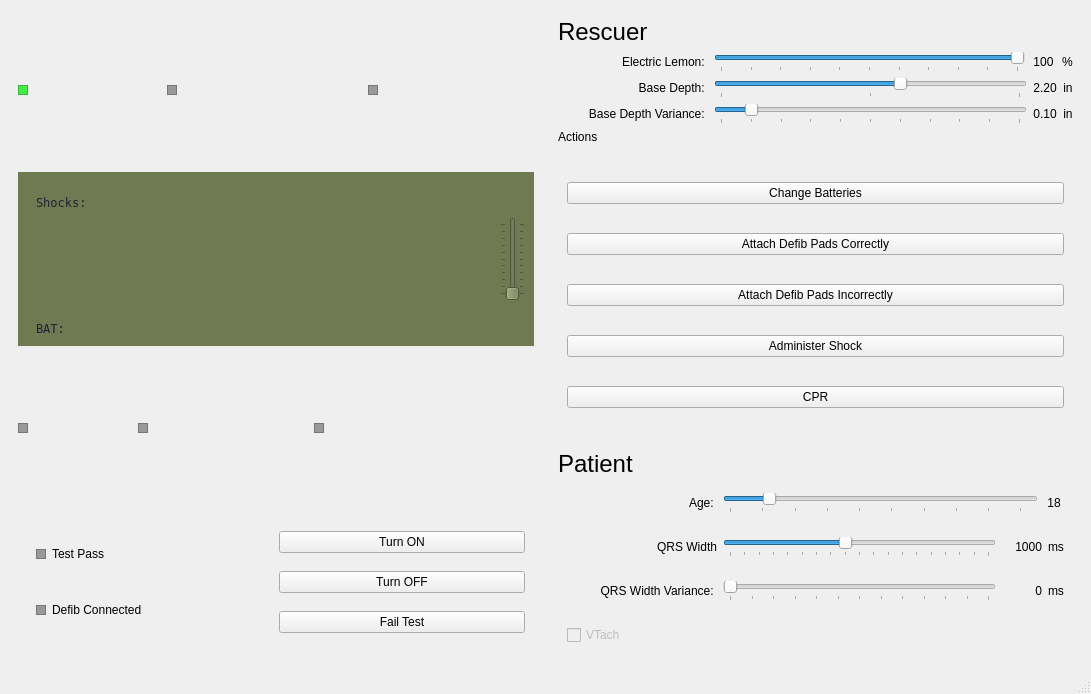
HamzaAlsarakbi/AEDSimulator, file aed/mainwindow.ui: the form before one commit.
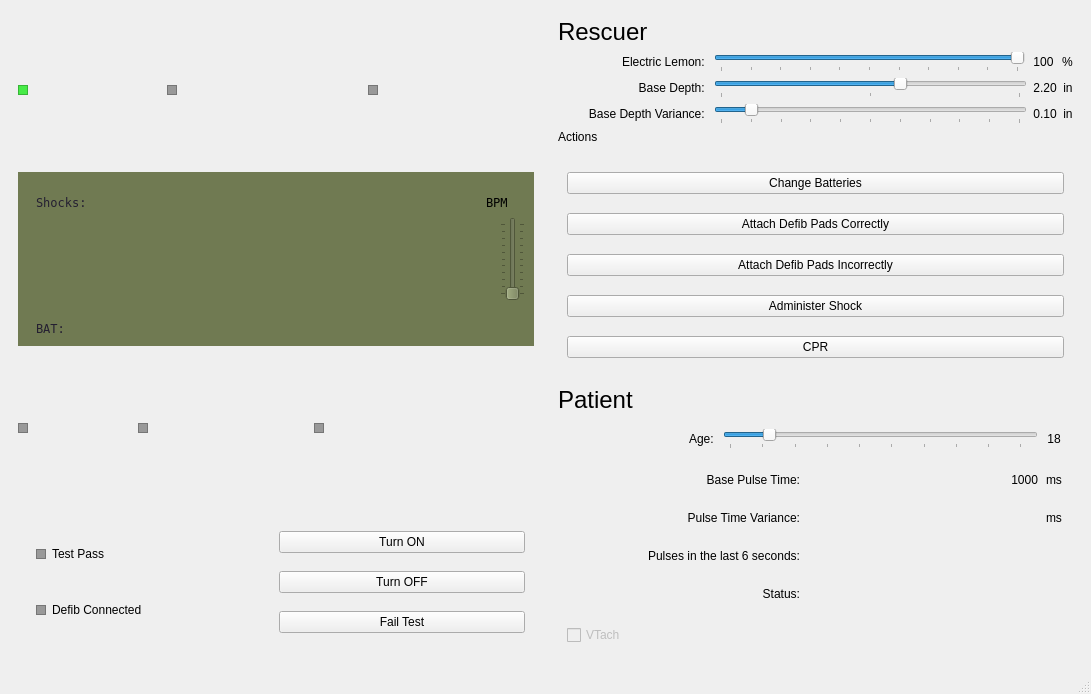
The form after the commit. Icons and pictures are not drawn.

Commit message: fixed pulse timing bugs and connected heart attack support

What changed in the file:
```diff
--- a/aed/mainwindow.ui
+++ b/aed/mainwindow.ui
@@ -285,7 +285,7 @@
               </widget>
              </item>
              <item>
-              <widget class="QLabel" name="shocksCount_2">
+              <widget class="QLabel" name="heartRateLabel">
                <property name="sizePolicy">
                 <sizepolicy hsizetype="Expanding" vsizetype="Preferred">
                  <horstretch>0</horstretch>
@@ -311,6 +311,39 @@
                </property>
               </widget>
              </item>
+             <item>
+              <widget class="QLabel" name="shocksCount_2">
+               <property name="sizePolicy">
+                <sizepolicy hsizetype="Expanding" vsizetype="Preferred">
+                 <horstretch>0</horstretch>
+                 <verstretch>0</verstretch>
+                </sizepolicy>
+               </property>
+               <property name="minimumSize">
+                <size>
+                 <width>0</width>
+                 <height>20</height>
+                </size>
+               </property>
+               <property name="maximumSize">
+                <size>
+                 <width>30</width>
+                 <height>16777215</height>
+                </size>
+               </property>
+               <property name="font">
+                <font>
+                 <family>DejaVu Sans Mono</family>
+                </font>
+               </property>
+               <property name="text">
+                <string>BPM</string>
+               </property>
+               <property name="alignment">
+                <set>Qt::AlignLeading|Qt::AlignLeft|Qt::AlignTop</set>
+               </property>
+              </widget>
+             </item>
             </layout>
            </widget>
           </item>
@@ -1229,35 +1262,13 @@
                </size>
               </property>
               <property name="text">
-               <string>QRS Width</string>
+               <string>Base Pulse Time:</string>
               </property>
               <property name="alignment">
                <set>Qt::AlignRight|Qt::AlignTrailing|Qt::AlignVCenter</set>
               </property>
              </widget>
             </item>
-            <item>
-             <widget class="QSlider" name="qrsWidthSlider">
-              <property name="minimum">
-               <number>200</number>
-              </property>
-              <property name="maximum">
-               <number>2000</number>
-              </property>
-              <property name="value">
-               <number>1000</number>
-              </property>
-              <property name="orientation">
-               <enum>Qt::Horizontal</enum>
-              </property>
-              <property name="tickPosition">
-               <enum>QSlider::TicksBelow</enum>
-              </property>
-              <property name="tickInterval">
-               <number>100</number>
-              </property>
-             </widget>
-            </item>
             <item>
              <widget class="QLabel" name="qrsWidthLabel">
               <property name="minimumSize">
@@ -1290,7 +1301,7 @@
               </property>
               <property name="maximumSize">
                <size>
-                <width>16777215</width>
+                <width>20</width>
                 <height>16777215</height>
                </size>
               </property>
@@ -1317,32 +1328,13 @@
                </size>
               </property>
               <property name="text">
-               <string>QRS Width Variance: </string>
+               <string>Pulse Time Variance:</string>
               </property>
               <property name="alignment">
                <set>Qt::AlignRight|Qt::AlignTrailing|Qt::AlignVCenter</set>
               </property>
              </widget>
             </item>
-            <item>
-             <widget class="QSlider" name="qrsWidthVarianceSlider">
-              <property name="maximum">
-               <number>120</number>
-              </property>
-              <property name="singleStep">
-               <number>10</number>
-              </property>
-              <property name="orientation">
-               <enum>Qt::Horizontal</enum>
-              </property>
-              <property name="tickPosition">
-               <enum>QSlider::TicksBelow</enum>
-              </property>
-              <property name="tickInterval">
-               <number>10</number>
-              </property>
-             </widget>
-            </item>
             <item>
              <widget class="QLabel" name="qrsWidthVarianceLabel">
               <property name="minimumSize">
@@ -1358,7 +1350,7 @@
                </size>
               </property>
               <property name="text">
-               <string>0</string>
+               <string/>
               </property>
               <property name="alignment">
                <set>Qt::AlignRight|Qt::AlignTrailing|Qt::AlignVCenter</set>
@@ -1375,7 +1367,7 @@
               </property>
               <property name="maximumSize">
                <size>
-                <width>16777215</width>
+                <width>20</width>
                 <height>16777215</height>
                </size>
               </property>
@@ -1390,6 +1382,138 @@
            </layout>
           </widget>
          </item>
+         <item>
+          <widget class="QWidget" name="qrsWidthVarianceWidget_2" native="true">
+           <layout class="QHBoxLayout" name="horizontalLayout_25">
+            <item>
+             <widget class="QLabel" name="label_23">
+              <property name="minimumSize">
+               <size>
+                <width>150</width>
+                <height>0</height>
+               </size>
+              </property>
+              <property name="text">
+               <string>Pulses in the last 6 seconds:</string>
+              </property>
+              <property name="alignment">
+               <set>Qt::AlignRight|Qt::AlignTrailing|Qt::AlignVCenter</set>
+              </property>
+             </widget>
+            </item>
+            <item>
+             <widget class="QLabel" name="pulsesCountLabel">
+              <property name="minimumSize">
+               <size>
+                <width>40</width>
+                <height>0</height>
+               </size>
+              </property>
+              <property name="maximumSize">
+               <size>
+                <width>16777215</width>
+                <height>16777215</height>
+               </size>
+              </property>
+              <property name="text">
+               <string/>
+              </property>
+              <property name="alignment">
+               <set>Qt::AlignRight|Qt::AlignTrailing|Qt::AlignVCenter</set>
+              </property>
+             </widget>
+            </item>
+            <item>
+             <widget class="QLabel" name="qrsWidthLabel_8">
+              <property name="minimumSize">
+               <size>
+                <width>0</width>
+                <height>0</height>
+               </size>
+              </property>
+              <property name="maximumSize">
+               <size>
+                <width>20</width>
+                <height>16777215</height>
+               </size>
+              </property>
+              <property name="text">
+               <string>   </string>
+              </property>
+              <property name="alignment">
+               <set>Qt::AlignCenter</set>
+              </property>
+             </widget>
+            </item>
+           </layout>
+          </widget>
+         </item>
+         <item>
+          <widget class="QWidget" name="qrsWidthVarianceWidget_3" native="true">
+           <layout class="QHBoxLayout" name="horizontalLayout_26">
+            <item>
+             <widget class="QLabel" name="label_24">
+              <property name="minimumSize">
+               <size>
+                <width>150</width>
+                <height>0</height>
+               </size>
+              </property>
+              <property name="text">
+               <string>Status:</string>
+              </property>
+              <property name="alignment">
+               <set>Qt::AlignRight|Qt::AlignTrailing|Qt::AlignVCenter</set>
+              </property>
+             </widget>
+            </item>
+            <item>
+             <widget class="QLabel" name="heartStatusLabel">
+              <property name="minimumSize">
+               <size>
+                <width>40</width>
+                <height>0</height>
+               </size>
+              </property>
+              <property name="maximumSize">
+               <size>
+                <width>16777215</width>
+                <height>16777215</height>
+               </size>
+              </property>
+              <property name="text">
+               <string/>
+              </property>
+              <property name="alignment">
+               <set>Qt::AlignLeading|Qt::AlignLeft|Qt::AlignVCenter</set>
+              </property>
+             </widget>
+            </item>
+            <item>
+             <widget class="QLabel" name="qrsWidthLabel_9">
+              <property name="minimumSize">
+               <size>
+                <width>0</width>
+                <height>0</height>
+               </size>
+              </property>
+              <property name="maximumSize">
+               <size>
+                <width>20</width>
+                <height>16777215</height>
+               </size>
+              </property>
+              <property name="text">
+               <string/>
+              </property>
+              <property name="alignment">
+               <set>Qt::AlignCenter</set>
+              </property>
+             </widget>
+            </item>
+           </layout>
+          </widget>
+         </item>
          <item>
           <widget class="QWidget" name="vtachWidget" native="true">
            <layout class="QHBoxLayout" name="horizontalLayout_24">
```
Left out of the diff: 2 changed lines with no effect on the pictures. The commit also changes 8 other files.
